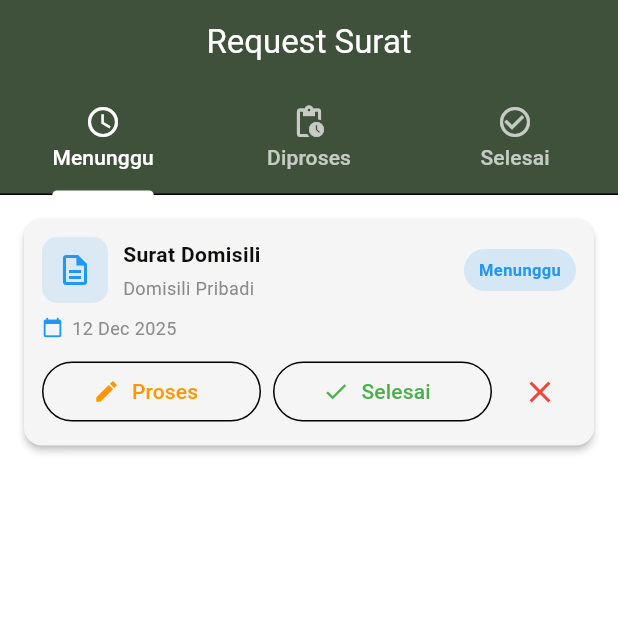
After one commit to pblkelompok1/ti3h_k1_jawara, a Flutter app: the AdminRequestSuratView screen opened by its route, on a phone screen of 412 x 824 dp, the top half of it. The commit adds this screen. Run offline on Flutter 3.47's test engine with Material 3 defaults, Android fonts, the phone set to English and light mode, and no system bars; our stand-ins replace auto_size_text, camera, file_picker, fl_chart, flutter_riverpod, flutter_secure_storage and 5 more; accounts and stored records are empty.

Commit message:
feat: add Admin Request Surat view with tabbed interface for managing letter requests

```diff
--- /dev/null
+++ b/lib/features/admin/view/admin_request_surat_view.dart
@@ -0,0 +1,403 @@
+import 'package:flutter/material.dart';
+import 'package:intl/intl.dart';
+import 'package:ti3h_k1_jawara/core/models/surat_model.dart';
+import 'package:ti3h_k1_jawara/core/themes/app_colors.dart';
+
+class AdminRequestSuratView extends StatefulWidget {
+  const AdminRequestSuratView({super.key});
+
+  @override
+  State<AdminRequestSuratView> createState() => _AdminRequestSuratViewState();
+}
+
+class _AdminRequestSuratViewState extends State<AdminRequestSuratView>
+    with SingleTickerProviderStateMixin {
+  late TabController _tabController;
+
+  final List<SuratModel> _requests = [
+    SuratModel(
+      id: 'RS-001',
+      jenisSurat: 'Surat Domisili',
+      tipePermohonan: 'Domisili Pribadi',
+      tanggajudiajukan: DateTime.now().subtract(const Duration(hours: 4)),
+      status: 'menunggu',
+      keterangan: 'Perlu verifikasi KK',
+    ),
+    SuratModel(
+      id: 'RS-002',
+      jenisSurat: 'Surat Pengantar',
+      tipePermohonan: 'Pengantar RT ke Kelurahan',
+      tanggajudiajukan: DateTime.now().subtract(const Duration(days: 1)),
+      status: 'diproses',
+      keterangan: 'Draft sedang dibuat',
+    ),
+    SuratModel(
+      id: 'RS-003',
+      jenisSurat: 'Surat Domisili',
+      tipePermohonan: 'Domisili Usaha',
+      tanggajudiajukan: DateTime.now().subtract(const Duration(days: 2)),
+      status: 'selesai',
+      keterangan: 'Siap diunduh oleh warga',
+    ),
+  ];
+
+  List<SuratModel> get _waiting =>
+      _requests.where((e) => e.status == 'menunggu').toList();
+  List<SuratModel> get _ongoing =>
+      _requests.where((e) => e.status == 'diproses').toList();
+  List<SuratModel> get _complete =>
+      _requests.where((e) => e.status == 'selesai').toList();
+
+  @override
+  void initState() {
+    super.initState();
+    _tabController = TabController(length: 3, vsync: this);
+  }
+
+  @override
+  void dispose() {
+    _tabController.dispose();
+    super.dispose();
+  }
+
+  @override
+  Widget build(BuildContext context) {
+    return Scaffold(
+      backgroundColor: AppColors.background(context),
+      appBar: AppBar(
+        title: const Text('Request Surat'),
+        backgroundColor: AppColors.primary(context),
+        foregroundColor: Colors.white,
+        elevation: 0,
+        bottom: TabBar(
+          controller: _tabController,
+          indicatorColor: Colors.white,
+          labelColor: Colors.white,
+          unselectedLabelColor: Colors.white70,
+          tabs: const [
+            Tab(icon: Icon(Icons.schedule), text: 'Menunggu'),
+            Tab(icon: Icon(Icons.pending_actions), text: 'Diproses'),
+            Tab(icon: Icon(Icons.check_circle_outline), text: 'Selesai'),
+          ],
+        ),
+      ),
+      body: TabBarView(
+        controller: _tabController,
+        children: [
+          _buildList(context, _waiting),
+          _buildList(context, _ongoing),
+          _buildList(context, _complete),
+        ],
+      ),
+    );
+  }
+
+  Widget _buildList(BuildContext context, List<SuratModel> items) {
+    if (items.isEmpty) {
+      return Center(
+        child: Column(
+          mainAxisAlignment: MainAxisAlignment.center,
+          children: [
+            Icon(Icons.mail_outline,
+                size: 80, color: AppColors.textSecondary(context).withOpacity(0.5)),
+            const SizedBox(height: 12),
+            Text('Belum ada request',
+                style: TextStyle(color: AppColors.textSecondary(context))),
+          ],
+        ),
+      );
+    }
+
+    return ListView.builder(
+      padding: const EdgeInsets.all(16),
+      itemCount: items.length,
+      itemBuilder: (context, index) {
+        return _RequestCard(
+          surat: items[index],
+          onTap: () => _showDetailDialog(items[index]),
+          onApprove: () => _updateStatus(items[index], 'diproses'),
+          onComplete: () => _updateStatus(items[index], 'selesai'),
+          onReject: () => _reject(items[index]),
+        );
+      },
+    );
+  }
+
+  void _updateStatus(SuratModel s, String status) {
+    setState(() {
+      final i = _requests.indexWhere((e) => e.id == s.id);
+      if (i != -1) {
+        _requests[i] = SuratModel(
+          id: s.id,
+          jenisSurat: s.jenisSurat,
+          tipePermohonan: s.tipePermohonan,
+          tanggajudiajukan: s.tanggajudiajukan,
+          status: status,
+          keterangan: status == 'diproses'
+              ? 'Sedang diproses admin'
+              : status == 'selesai'
+                  ? 'Siap diunduh warga'
+                  : s.keterangan,
+        );
+      }
+    });
+    ScaffoldMessenger.of(context).showSnackBar(
+      SnackBar(
+        content: Text('Status diperbarui ke ${_statusText(status)}'),
+        backgroundColor: Colors.blue,
+      ),
+    );
+  }
+
+  void _reject(SuratModel s) {
+    showDialog(
+      context: context,
+      builder: (_) => AlertDialog(
+        title: const Text('Tolak Permohonan'),
+        content: const Text('Yakin ingin menolak permohonan surat ini?'),
+        actions: [
+          TextButton(onPressed: () => Navigator.pop(context), child: const Text('Batal')),
+          ElevatedButton(
+            onPressed: () {
+              _updateStatus(s, 'ditolak');
+              Navigator.pop(context);
+            },
+            style: ElevatedButton.styleFrom(backgroundColor: Colors.red),
+            child: const Text('Tolak'),
+          ),
+        ],
+      ),
+    );
+  }
+
+  void _showDetailDialog(SuratModel s) {
+    showDialog(
+      context: context,
+      builder: (_) => AlertDialog(
+        backgroundColor: AppColors.surface(context),
+        shape: RoundedRectangleBorder(borderRadius: BorderRadius.circular(12)),
+        title: Text(
+          s.jenisSurat,
+          style: TextStyle(
+            color: AppColors.textPrimary(context),
+            fontWeight: FontWeight.bold,
+          ),
+        ),
+        content: Column(
+          mainAxisSize: MainAxisSize.min,
+          crossAxisAlignment: CrossAxisAlignment.start,
+          children: [
+            _row('Tipe Permohonan', s.tipePermohonan),
+            const SizedBox(height: 6),
+            _row('Tanggal Diajukan', DateFormat('dd MMM yyyy, HH:mm').format(s.tanggajudiajukan)),
+            const SizedBox(height: 6),
+            _row('Status', _statusText(s.status)),
+            if (s.keterangan != null) ...[
+              const SizedBox(height: 6),
+              _row('Keterangan', s.keterangan!),
+            ],
+          ],
+        ),
+        actions: [
+          if (s.status == 'menunggu')
+            ElevatedButton.icon(
+              onPressed: () {
+                Navigator.pop(context);
+                _updateStatus(s, 'diproses');
+              },
+              icon: const Icon(Icons.edit),
+              label: const Text('Proses'),
+              style: ElevatedButton.styleFrom(backgroundColor: Colors.orange),
+            ),
+          if (s.status == 'diproses')
+            ElevatedButton.icon(
+              onPressed: () {
+                Navigator.pop(context);
+                _updateStatus(s, 'selesai');
+              },
+              icon: const Icon(Icons.check),
+              label: const Text('Selesaikan'),
+              style: ElevatedButton.styleFrom(backgroundColor: Colors.green),
+            ),
+          TextButton(onPressed: () => Navigator.pop(context), child: const Text('Tutup')),
+        ],
+      ),
+    );
+  }
+
+  Widget _row(String label, String value) {
+    return Row(
+      crossAxisAlignment: CrossAxisAlignment.start,
+      children: [
+        SizedBox(
+          width: 130,
+          child: Text(label, style: const TextStyle(fontSize: 12, color: Colors.grey)),
+        ),
+        Expanded(
+          child: Text(value,
+              style: const TextStyle(fontSize: 14, fontWeight: FontWeight.w500)),
+        ),
+      ],
+    );
+  }
+
+  String _statusText(String s) {
+    switch (s) {
+      case 'menunggu':
+        return 'Menunggu';
+      case 'diproses':
+        return 'Diproses';
+      case 'selesai':
+        return 'Selesai';
+      case 'ditolak':
+        return 'Ditolak';
+      default:
+        return s;
+    }
+  }
+}
+
+class _RequestCard extends StatelessWidget {
+  final SuratModel surat;
+  final VoidCallback onTap;
+  final VoidCallback onApprove;
+  final VoidCallback onComplete;
+  final VoidCallback onReject;
+
+  const _RequestCard({
+    required this.surat,
+    required this.onTap,
+    required this.onApprove,
+    required this.onComplete,
+    required this.onReject,
+  });
+
+  @override
+  Widget build(BuildContext context) {
+    final statusColor = _statusColor(surat.status);
+
+    return Card(
+      margin: const EdgeInsets.only(bottom: 12),
+      color: AppColors.surface(context),
+      elevation: 2,
+      shape: RoundedRectangleBorder(borderRadius: BorderRadius.circular(12)),
+      child: InkWell(
+        onTap: onTap,
+        borderRadius: BorderRadius.circular(12),
+        child: Padding(
+          padding: const EdgeInsets.all(12),
+          child: Column(
+            crossAxisAlignment: CrossAxisAlignment.start,
+            children: [
+              Row(
+                children: [
+                  Container(
+                    padding: const EdgeInsets.all(10),
+                    decoration: BoxDecoration(
+                      color: statusColor.withOpacity(0.12),
+                      borderRadius: BorderRadius.circular(10),
+                    ),
+                    child: Icon(Icons.description_outlined, color: statusColor),
+                  ),
+                  const SizedBox(width: 10),
+                  Expanded(
+                    child: Column(
+                      crossAxisAlignment: CrossAxisAlignment.start,
+                      children: [
+                        Text(surat.jenisSurat,
+                            style: TextStyle(
+                                color: AppColors.textPrimary(context),
+                                fontWeight: FontWeight.bold)),
+                        const SizedBox(height: 4),
+                        Text(surat.tipePermohonan,
+                            style: TextStyle(color: AppColors.textSecondary(context), fontSize: 12)),
+                      ],
+                    ),
+                  ),
+                  Container(
+                    padding: const EdgeInsets.symmetric(horizontal: 10, vertical: 6),
+                    decoration: BoxDecoration(
+                      color: statusColor.withOpacity(0.15),
+                      borderRadius: BorderRadius.circular(20),
+                    ),
+                    child: Text(
+                      _statusText(surat.status),
+                      style: TextStyle(color: statusColor, fontWeight: FontWeight.bold, fontSize: 11),
+                    ),
+                  ),
+                ],
+              ),
+              const SizedBox(height: 8),
+              Row(
+                children: [
+                  const Icon(Icons.calendar_today, size: 14, color: Colors.blue),
+                  const SizedBox(width: 6),
+                  Text(DateFormat('dd MMM yyyy').format(surat.tanggajudiajukan),
+                      style: TextStyle(color: AppColors.textSecondary(context), fontSize: 12)),
+                ],
+              ),
+              const SizedBox(height: 10),
+              Row(
+                children: [
+                  Expanded(
+                    child: OutlinedButton.icon(
+                      onPressed: onApprove,
+                      icon: const Icon(Icons.edit, size: 18, color: Colors.orange),
+                      label: const Text('Proses'),
+                      style: OutlinedButton.styleFrom(foregroundColor: Colors.orange),
+                    ),
+                  ),
+                  const SizedBox(width: 8),
+                  Expanded(
+                    child: OutlinedButton.icon(
+                      onPressed: onComplete,
+                      icon: const Icon(Icons.check, size: 18, color: Colors.green),
+                      label: const Text('Selesai'),
+                      style: OutlinedButton.styleFrom(foregroundColor: Colors.green),
+                    ),
+                  ),
+                  const SizedBox(width: 8),
+                  IconButton(
+                    onPressed: onReject,
+                    icon: const Icon(Icons.close, color: Colors.red),
+                    tooltip: 'Tolak',
+                  ),
+                ],
+              ),
+            ],
+          ),
+        ),
+      ),
+    );
+  }
+
+  Color _statusColor(String s) {
+    switch (s) {
+      case 'menunggu':
+        return Colors.blue;
+      case 'diproses':
+        return Colors.orange;
+      case 'selesai':
+        return Colors.green;
+      case 'ditolak':
+        return Colors.red;
+      default:
+        return Colors.grey;
+    }
+  }
+
+  String _statusText(String s) {
+    switch (s) {
+      case 'menunggu':
+        return 'Menunggu';
+      case 'diproses':
+        return 'Diproses';
+      case 'selesai':
+        return 'Selesai';
+      case 'ditolak':
+        return 'Ditolak';
+      default:
+        return s;
+    }
+  }
+}
--- a/lib/features/routes.dart
+++ b/lib/features/routes.dart
@@ -28,6 +28,7 @@ import 'auth/view/form_input_data_screen.dart';
 import 'package:ti3h_k1_jawara/features/admin/view/admin_dashboard_view.dart';
 import 'package:ti3h_k1_jawara/features/admin/view/registration_approval_view.dart';
 import 'package:ti3h_k1_jawara/features/admin/view/admin_laporan_view.dart';
+import 'package:ti3h_k1_jawara/features/admin/view/admin_request_surat_view.dart';
 import 'package:ti3h_k1_jawara/features/admin/view/finance_view.dart'
     as admin_finance;
 import 'finance/widgets/detail_iuran_page.dart';
@@ -241,9 +242,7 @@ final routerProvider = Provider<GoRouter>((ref) {
       ),
       GoRoute(
         path: '/admin/letters',
-        builder: (_, __) => const Scaffold(
-          body: Center(child: Text('Letter Requests View - Coming Soon')),
-        ),
+        builder: (_, __) => const AdminRequestSuratView(),
       ),
       GoRoute(
         path: '/camera-detection',
```
